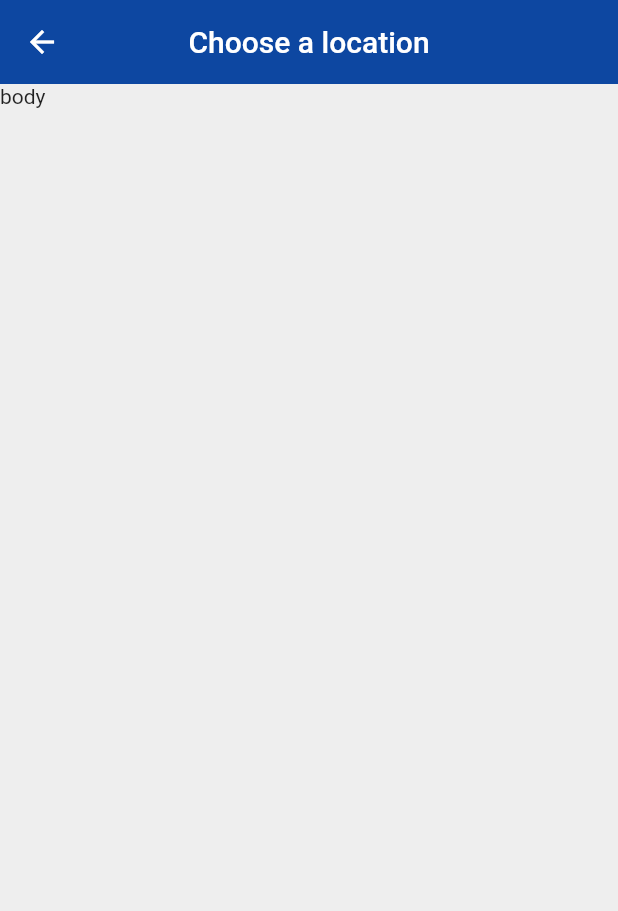
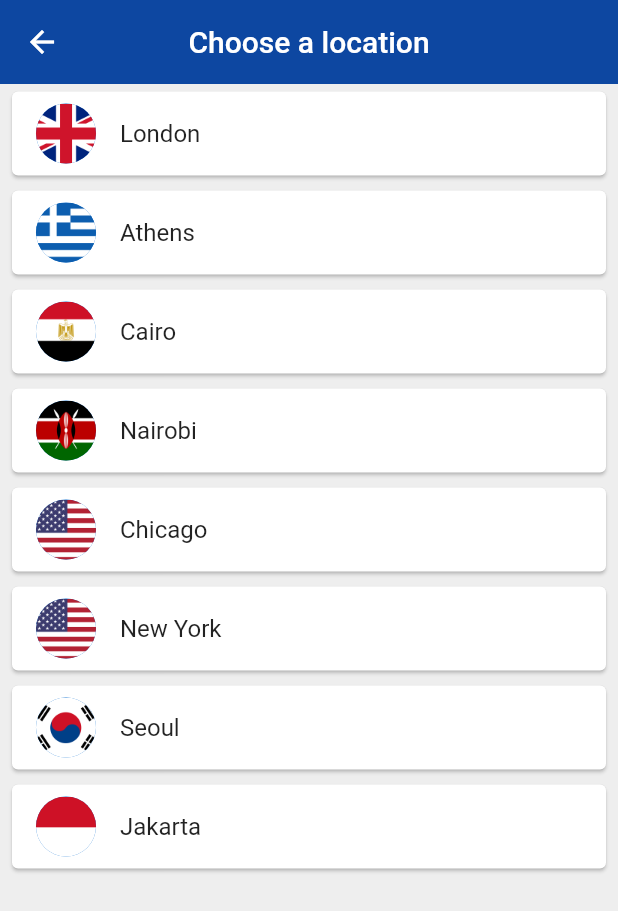
Before and after one commit to btwacks/world_time, a Flutter app: the ChooseLocation screen opened by its route, on a phone screen of 412 x 824 dp. Shown: the top 911 px of the screen. Run offline on Flutter 3.47's test engine with Material 2 defaults, Android fonts, the phone set to English and light mode, and no system bars; our stand-ins replace flutter_spinkit; network calls fail.

Commit message:
Completed base version of this app. Completed choose_location screen by creating a list of countries to choose from, countries displayed on a card with a flag icon. From there once a new country is selected, that new data is pushed to the home screen. Updated the home screen and implemented async and ternary code where necessary for importing data.

```diff
--- a/lib/pages/choose_location.dart
+++ b/lib/pages/choose_location.dart
@@ -1,4 +1,5 @@
 import 'package:flutter/material.dart';
+import 'package:world_time/services/world_time.dart';
 
 class ChooseLocation extends StatefulWidget {
   @override
@@ -6,6 +7,29 @@ class ChooseLocation extends StatefulWidget {
 }
 
 class _ChooseLocationState extends State<ChooseLocation> {
+
+  List<WorldTime> locations = [
+    WorldTime(url: 'Europe/London', location: 'London', flag: 'uk.png'),
+    WorldTime(url: 'Europe/Berlin', location: 'Athens', flag: 'greece.png'),
+    WorldTime(url: 'Africa/Cairo', location: 'Cairo', flag: 'egypt.png'),
+    WorldTime(url: 'Africa/Nairobi', location: 'Nairobi', flag: 'kenya.png'),
+    WorldTime(url: 'America/Chicago', location: 'Chicago', flag: 'usa.png'),
+    WorldTime(url: 'America/New_York', location: 'New York', flag: 'usa.png'),
+    WorldTime(url: 'Asia/Seoul', location: 'Seoul', flag: 'south_korea.png'),
+    WorldTime(url: 'Asia/Jakarta', location: 'Jakarta', flag: 'indonesia.png'),
+  ];
+
+  void updateTime(index) async {
+    WorldTime instance =  locations[index];
+    await instance.getTime();
+    // navigate to home screen
+    Navigator.pop(context, {
+      'location': instance.location,
+      'flag': instance.flag,
+      'time': instance.time,
+      'isDaytime': instance.isDaytime,
+    });
+  }
 
   @override
   Widget build(BuildContext context) {
@@ -17,7 +41,25 @@ class _ChooseLocationState extends State<ChooseLocation> {
         centerTitle: true,
         elevation: 0,
       ),
-      body: Text('body'),
+      body: ListView.builder(
+        itemCount: locations.length,
+        itemBuilder: (context, index) {
+          return Padding(
+            padding: const EdgeInsets.symmetric(vertical: 1.0, horizontal: 4.0),
+            child: Card(
+              child: ListTile(
+                onTap: () {
+                  updateTime(index);
+                },
+                title: Text(locations[index].location),
+                leading: CircleAvatar(
+                  backgroundImage: AssetImage('assets/${locations[index].flag}'),
+                ),
+              ),
+            ),
+          );
+        },
+      ),
     );
   }
 }
```
Also changed, not shown: lib/pages/home.dart (+11 -3 lines), assets/egypt.png (added), assets/germany.png (added), assets/greece.png (added), assets/indonesia.png (added), assets/kenya.png (added), assets/south_korea.png (added), assets/uk.png (added), assets/usa.png (added).
